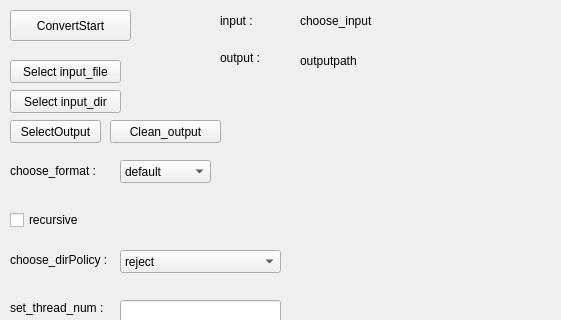
Above: Qt_gui_Module/mainwindow.ui from suku156/rtf_convert before the change; both pictures show x 0 to 561 and y 0 to 320 of the 800 by 600 pixel window. Below: the same form after it.
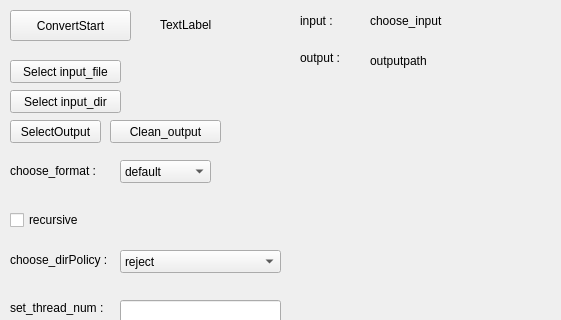
That is the form after the change.

Commit message: 開始在 gui 加入回饋,並實作了最小版本

Patch:
```diff
--- a/Qt_gui_Module/mainwindow.ui
+++ b/Qt_gui_Module/mainwindow.ui
@@ -30,7 +30,7 @@
    <widget class="QLabel" name="InputInfo">
     <property name="geometry">
      <rect>
-      <x>300</x>
+      <x>370</x>
       <y>10</y>
       <width>111</width>
       <height>21</height>
@@ -56,7 +56,7 @@
    <widget class="QLabel" name="OutputInfo">
     <property name="geometry">
      <rect>
-      <x>300</x>
+      <x>370</x>
       <y>50</y>
       <width>101</width>
       <height>21</height>
@@ -256,7 +256,7 @@
    <widget class="QLabel" name="label">
     <property name="geometry">
      <rect>
-      <x>220</x>
+      <x>300</x>
       <y>50</y>
       <width>53</width>
       <height>16</height>
@@ -269,7 +269,7 @@
    <widget class="QLabel" name="label_2">
     <property name="geometry">
      <rect>
-      <x>220</x>
+      <x>300</x>
       <y>10</y>
       <width>71</width>
       <height>21</height>
@@ -292,6 +292,19 @@
      <string>Clean_output</string>
     </property>
    </widget>
+   <widget class="QLabel" name="label_status">
+    <property name="geometry">
+     <rect>
+      <x>160</x>
+      <y>15</y>
+      <width>71</width>
+      <height>20</height>
+     </rect>
+    </property>
+    <property name="text">
+     <string>TextLabel</string>
+    </property>
+   </widget>
   </widget>
   <widget class="QMenuBar" name="menubar">
    <property name="geometry">
```
The commit also changes 3 other files.
